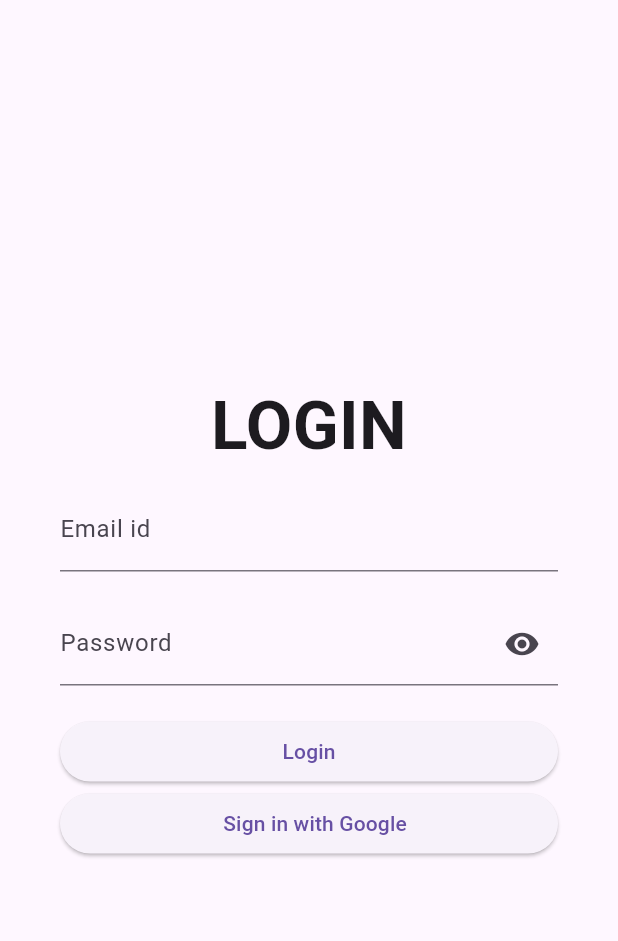
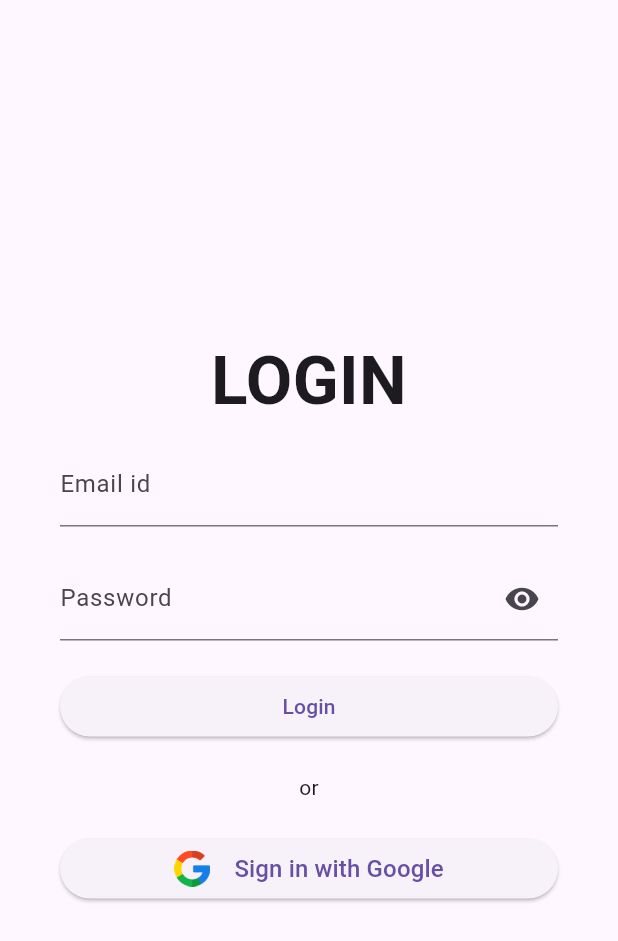
Before and after one commit to Akshay-C-A/EduNetDemo, a Flutter app: the screen it shows after launch, on a phone screen of 412 x 824 dp. Shown: the top 941 px of the screen. Run offline on Flutter 3.47's test engine with Material 3 defaults, Android fonts, the phone set to English and light mode, and no system bars; our stand-ins replace cloud_firestore, firebase_auth, firebase_core, firebase_storage, flutter_spinkit, google_sign_in and 4 more; missing offline and left inert: firebase_app_check; accounts and stored records are empty; key blocks and very long unbroken strings in the code were emptied for the run.

Commit message:
edited login page

```diff
--- a/edunetdemo/lib/auth/login_page.dart
+++ b/edunetdemo/lib/auth/login_page.dart
@@ -147,6 +147,9 @@ class _LoginPageState extends State<LoginPage> {
                     },
                     child: Text('Login'),
                   ),
+                  SizedBox(height: 20.0),
+                  Center(child: Text("or")),
+                  SizedBox(height: 20.0),
                   ElevatedButton(
                     onPressed: () async {
                   try {
@@ -159,9 +162,15 @@ class _LoginPageState extends State<LoginPage> {
                   child: Row(
                     mainAxisSize: MainAxisSize.min,
                     children: [
-                      // Image.asset('assets/google_logo.png', height: 24.0),
-                      SizedBox(width: 8.0),
-                      Text('Sign in with Google'),
+                              Image.asset('assets/google.png', height: 24.0),
+                              SizedBox(width: 16.0),
+                              Text(
+                                'Sign in with Google',
+                                style: TextStyle(
+                                  fontSize: 16.0,
+                                  // fontWeight: FontWeight.w400,
+                                )
+                              ),
                     ],
                   ),
               ),
@@ -173,55 +182,3 @@ class _LoginPageState extends State<LoginPage> {
     );
   }
 }
-
-
-
-// import 'package:flutter/material.dart';
-
-// import 'package:firebase_auth/firebase_auth.dart';
-// import 'package:google_sign_in/google_sign_in.dart';
-
-// Future<UserCredential> signInWithGoogle() async {
-//   // Trigger the authentication flow
-//   final GoogleSignInAccount? googleUser = await GoogleSignIn().signIn();
-
-//   // Obtain the auth details from the request
-//   final GoogleSignInAuthentication? googleAuth = await googleUser?.authentication;
-
-//   // Create a new credential
-//   final credential = GoogleAuthProvider.credential(
-//     accessToken: googleAuth?.accessToken,
-//     idToken: googleAuth?.idToken,
-//   );
-
-//   // Once signed in, return the UserCredential
-//   return await FirebaseAuth.instance.signInWithCredential(credential);
-// }
-
-// class GoogleSignInButton extends StatelessWidget {
-//   const GoogleSignInButton({super.key});
-
-//   @override
-//   Widget build(BuildContext context) {
-//     return Center(
-//       child: ElevatedButton(
-//         onPressed: () async {
-//           try {
-//             await signInWithGoogle();
-//             // Handle successful sign-in
-//           } catch (e) {
-//             // Handle sign-in error
-//           }
-//         },
-//           child: Row(
-//             mainAxisSize: MainAxisSize.min,
-//             children: [
-//               // Image.asset('assets/google_logo.png', height: 24.0),
-//               SizedBox(width: 8.0),
-//               Text('Sign in with Google'),
-//             ],
-//           ),
-//       ),
-//     );
-//   }
-// }
```
Also changed, not shown: edunetdemo/pubspec.yaml (+4 -3 lines), edunetdemo/assets/google.png (added).
